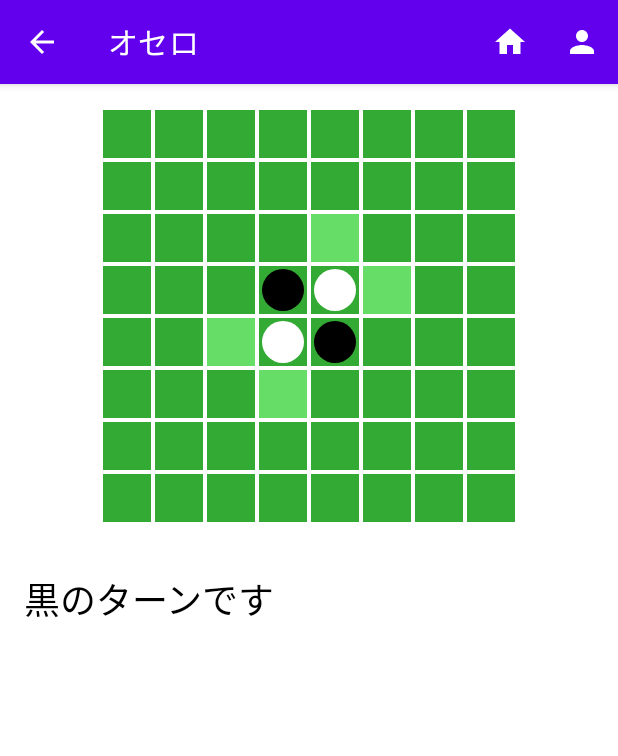
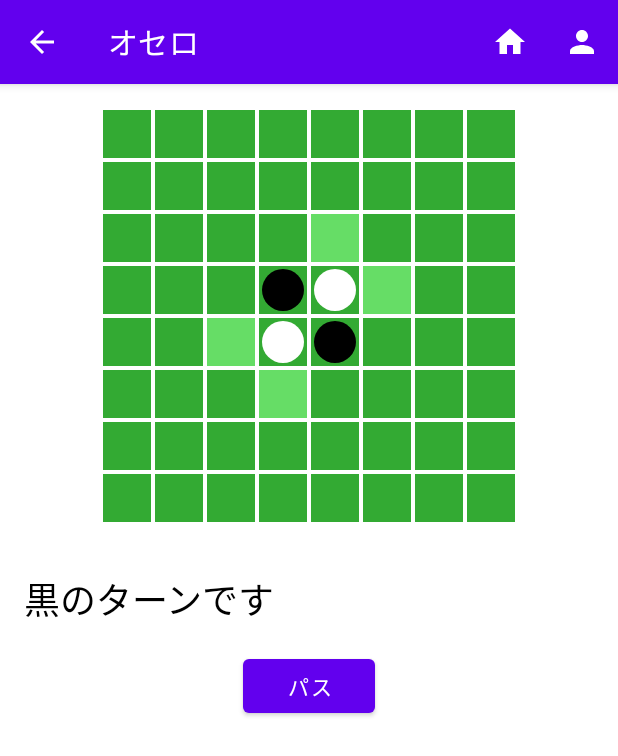
Before and after one commit to Harumadela/kaihatuu, an Android app: the GameActivity screen opened directly, with no data from a screen before it, on a phone screen of 412 x 824 dp. Shown: the top 756 px of the screen. Run offline under Robolectric (Android 15) with nearby library versions, the phone set to English and light mode, and no system bars.

Commit message:
オセロ機能追加

```diff
--- a/app/src/main/java/com/example/kaihatu/game/GameActivity.java
+++ b/app/src/main/java/com/example/kaihatu/game/GameActivity.java
@@ -13,6 +13,7 @@ import android.view.animation.AnimationSet;
 import android.view.animation.Animation.AnimationListener;
 import android.view.animation.LinearInterpolator;
 import android.view.animation.ScaleAnimation;
+import android.widget.Button;
 import android.widget.GridLayout;
 import android.widget.ImageView;
 import android.widget.TextView;
@@ -86,6 +87,9 @@ public class GameActivity extends AppCompatActivity implements GameView {
             ai = new AINone();
         }
         presenter.onCreate(this, ai);
+
+        Button passButton = findViewById(R.id.passButton);
+        passButton.setOnClickListener(v -> presenter.onClickPass());
     }
 
     @Override
--- a/app/src/main/res/layout/activity_game.xml
+++ b/app/src/main/res/layout/activity_game.xml
@@ -25,4 +25,13 @@
         android:textColor="@android:color/black"
         android:textSize="24sp" />
 
+    <Button
+        android:id="@+id/passButton"
+        android:layout_width="wrap_content"
+        android:layout_height="wrap_content"
+        android:layout_gravity="center"
+        android:layout_marginTop="16dp"
+        android:text="パス"
+        android:textColor="@android:color/white" />
+
 </LinearLayout>
```
Also changed, not shown: app/src/main/java/com/example/kaihatu/game/GamePresenter.kt (+36 -4 lines).
